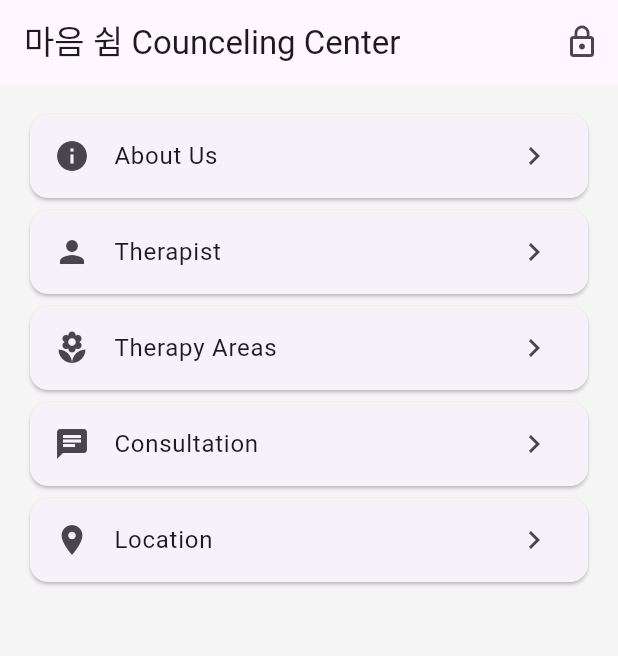
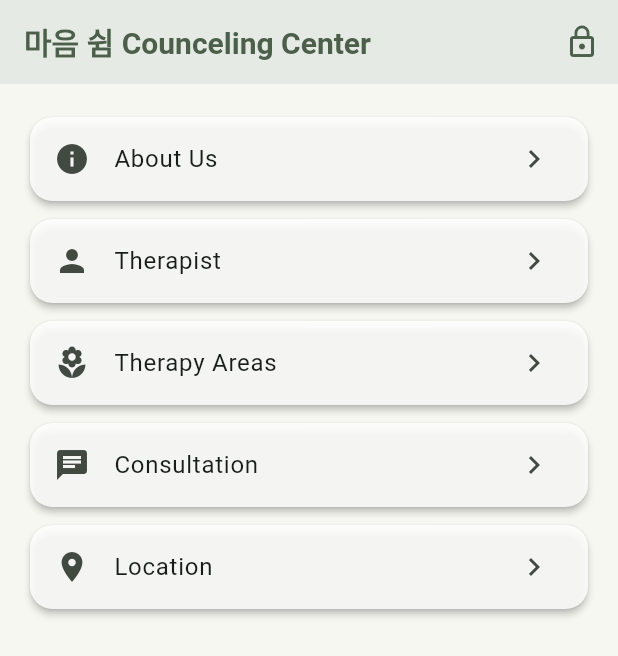
Before and after one commit to HansungJang/Counceling_center_app-web_2025, a Flutter app: the screen it shows once a user with an empty profile is signed in, on a phone screen of 412 x 824 dp. Shown: the top 656 px of the screen. Run offline on Flutter 3.47's test engine with Material 3 defaults, Android fonts, the phone set to English and light mode, and no system bars; our stand-ins replace cloud_firestore, firebase_auth, firebase_core, geocoding, google_maps_flutter, google_sign_in and 2 more; missing offline and left inert: firebase_ui_auth, flutter_custom_tabs; accounts and stored records are empty.

Commit message:
update - app UI theme color 적용

```diff
--- a/lib/app.dart
+++ b/lib/app.dart
@@ -10,6 +10,36 @@ import 'consultation_page.dart'; // ConsultationPage
 import 'location.dart'; // LocationPage
 import 'login.dart'; // Import LoginPage
 
+
+// class MindRestApp extends StatelessWidget {
+//   @override
+//   Widget build(BuildContext context) {
+//     final appState = Provider.of<ApplicationState>(context);
+
+//     return MaterialApp(
+//       title: 'Mind Rest',
+//       theme: ThemeData(
+//         primaryColor: Color(0xFF7D9D81),
+//         scaffoldBackgroundColor: Color(0xFFF5F5F5),
+//         textTheme: TextTheme(
+//           bodyMedium: TextStyle(fontSize: 16, color: Colors.black87),
+//         ),
+//       ),
+
+//       home: appState.user == null ? LoginPage() : HomePage(),
+//       // home: HomePage(),
+//        routes: {
+//         // '/': (context) => HomePage(),
+//         '/about': (context) => AboutPage(),
+//         '/therapist': (context) => TherapistPage(),
+//         '/therapyarea': (context) => TherapyPage(),
+//         '/consultation': (context) => ConsultationPage(),
+//         '/location': (context) => LocationPage(),
+//       },
+//     );
+//   }
+// }
+
 class MindRestApp extends StatelessWidget {
   @override
   Widget build(BuildContext context) {
@@ -18,23 +48,57 @@ class MindRestApp extends StatelessWidget {
     return MaterialApp(
       title: 'Mind Rest',
       theme: ThemeData(
-        primaryColor: Color(0xFF7D9D81),
-        scaffoldBackgroundColor: Color(0xFFF5F5F5),
-        textTheme: TextTheme(
-          bodyMedium: TextStyle(fontSize: 16, color: Colors.black87),
+        primaryColor: const Color(0xFF7D9D81),
+        scaffoldBackgroundColor: const Color(0xFFF7F7F1),
+        colorScheme: ColorScheme.fromSeed(
+          seedColor: const Color(0xFF7D9D81),
+          background: const Color(0xFFF7F7F1),
+          primary: const Color(0xFF7D9D81),
+          secondary: const Color(0xFFE6EAE4),
+          onPrimary: Colors.white,
+          onSecondary: const Color(0xFF4B5F4A),
         ),
+        appBarTheme: const AppBarTheme(
+          backgroundColor: Color(0xFFE6EAE4),
+          foregroundColor: Color(0xFF4B5F4A),
+          elevation: 0,
+          titleTextStyle: TextStyle(
+            color: Color(0xFF4B5F4A),
+            fontSize: 20,
+            fontWeight: FontWeight.w600,
+          ),
+          iconTheme: IconThemeData(
+            color: Color(0xFF4B5F4A),
+          ),
+        ),
+        cardTheme: CardThemeData(
+          elevation: 2.0,
+          shape: RoundedRectangleBorder(borderRadius: BorderRadius.circular(15.0)),
+          color: Colors.white.withOpacity(0.85),
+          margin: const EdgeInsets.symmetric(horizontal: 4, vertical: 6),
+        ),
+        elevatedButtonTheme: ElevatedButtonThemeData(
+          style: ElevatedButton.styleFrom(
+            backgroundColor: const Color(0xFF7D9D81),
+            foregroundColor: Colors.white,
+            padding: const EdgeInsets.symmetric(horizontal: 20, vertical: 12),
+            textStyle: const TextStyle(fontSize: 16, fontWeight: FontWeight.bold),
+            shape: RoundedRectangleBorder(
+              borderRadius: BorderRadius.circular(10),
+            ),
+          ),
+        ),
+        useMaterial3: true,
       ),
-
-      home: appState.user == null ? LoginPage() : HomePage(),
-      // home: HomePage(),
-       routes: {
-        // '/': (context) => HomePage(),
-        '/about': (context) => AboutPage(),
-        '/therapist': (context) => TherapistPage(),
-        '/therapyarea': (context) => TherapyPage(),
-        '/consultation': (context) => ConsultationPage(),
-        '/location': (context) => LocationPage(),
+      home: appState.user == null ? const LoginPage() : HomePage(),
+      routes: {
+        '/home': (context) => HomePage(),
+        '/about': (context) => const AboutPage(),
+        '/therapist': (context) => const TherapistPage(),
+        '/therapyarea': (context) => const TherapyPage(),
+        '/consultation': (context) => const ConsultationPage(),
+        '/location': (context) => const LocationPage(),
       },
     );
   }
-}
+  }
```
